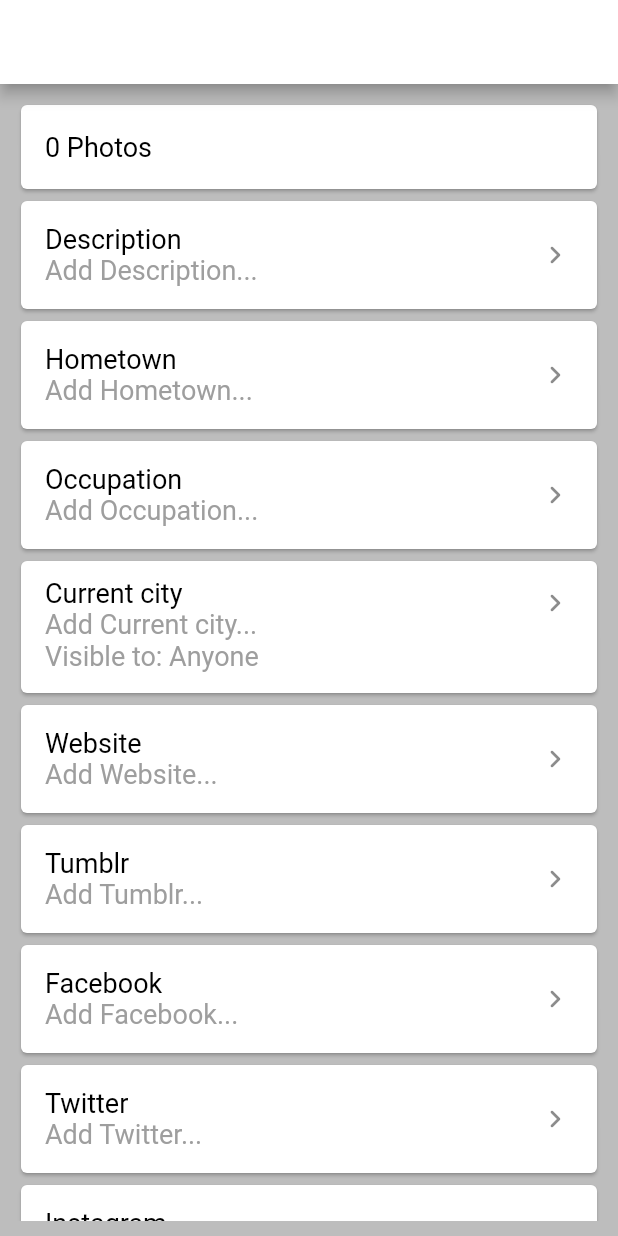
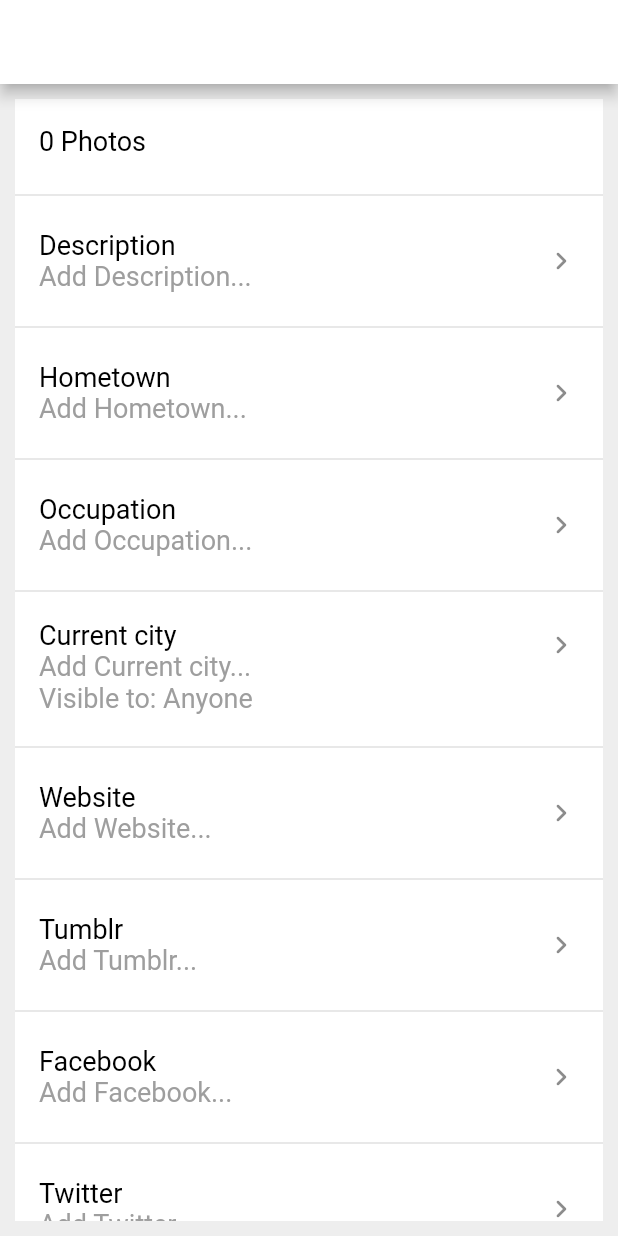
Before and after one commit to AyaAbdulwahab/flickr_android_team, a Flutter app: the About screen opened directly, on a phone screen of 412 x 824 dp. Run offline on Flutter 3.47's test engine with Material 2 defaults, Android fonts, the phone set to English and light mode, and no system bars; our stand-ins replace email_validator, smooth_page_indicator; missing offline and left inert: g_captcha.

Commit message:
About modification

```diff
--- a/lib/Views/About.dart
+++ b/lib/Views/About.dart
@@ -21,30 +21,31 @@ class About extends StatefulWidget {
 
 class _About_testState extends State<About> {
   String occupation = 'Add Occupation... ';
+  String oc = 'Add Occupation... ';
   String description = 'Add Description... ';
+  String d = 'Add Description... ';
   String currentCity = 'Add Current city...';
   String hometown = 'Add Hometown...';
+  String h = 'Add Hometown...';
   String facebook = 'Add Facebook...';
+  String f = 'Add Facebook...';
   String instagram = 'Add Instagram...';
+  String i = 'Add Instagram...';
   String pinterest = 'Add Pinterest...';
+  String p = 'Add Pinterest...';
   String tumblr = 'Add Tumblr...';
+  String t = 'Add Tumblr...';
   String twitter = 'Add Twitter...';
+  String tw = 'Add Twitter...';
   String website = 'Add Website...';
+  String w = 'Add Website...';
   String visibleTo = 'Anyone';
+  String v = 'Anyone';
   String visibleToEmail = 'Anyone';
   String email = 'Aalaasalaheldin.99@gmail.com';
-  String oc;
-  String v;
-  String d;
-  String h;
-  String f;
-  String i;
-  String p;
-  String t;
-  String tw;
-  String w;
+  String dateJoined = 'May 21';
 
-  List<String> data = ['', ''];
+  List<String> data = ['Add Current city...', 'Anyone'];
 
   @override
   Widget build(BuildContext context) {
@@ -55,21 +56,24 @@ class _About_testState extends State<About> {
         ),
         body: SafeArea(
           child: Container(
-            color: Colors.grey[400],
+            color: Colors.grey[200],
             child: Padding(
               padding: const EdgeInsets.all(10.0),
+              child: Container(
+                color: Colors.white,
                 child: ListView(
                   children: <Widget>[
-                  Card(
-                    child: ListTile(
+                     ListTile(
                         title: Text(
                           '0 Photos',
                           style: TextStyle(fontSize: 18.0, color: Colors.black),
                         ),
                       ),
+                    Divider(
+                      color: Colors.grey[300],
+                      thickness: 1.0,
                     ),
-                  Card(
-                    child: ListTile(
+                    ListTile(
                           title: Text(
                             'Description',
                             style: TextStyle(fontSize: 18.0, color: Colors.black),
@@ -95,9 +99,11 @@ class _About_testState extends State<About> {
                               },
                             );
                           }),
+                    Divider(
+                      color: Colors.grey[300],
+                      thickness: 1.0,
                     ),
-                  Card(
-                    child: ListTile(
+                     ListTile(
                           title: Text(
                             'Hometown',
                             style: TextStyle(fontSize: 18.0, color: Colors.black),
@@ -123,9 +129,11 @@ class _About_testState extends State<About> {
                               },
                             );
                           }),
+                    Divider(
+                      color: Colors.grey[300],
+                      thickness: 1.0,
                     ),
-                  Card(
-                    child: ListTile(
+                    ListTile(
                           title: Text(
                             'Occupation',
                             style: TextStyle(fontSize: 18.0, color: Colors.black),
@@ -151,9 +159,11 @@ class _About_testState extends State<About> {
                               },
                             );
                           }),
+                    Divider(
+                      color: Colors.grey[300],
+                      thickness: 1.0,
                     ),
-                  Card(
-                      child: ListTile(
+                    ListTile(
                       isThreeLine: true,
                       title: Text(
                         'Current city',
@@ -170,8 +180,8 @@ class _About_testState extends State<About> {
                             context,
                             MaterialPageRoute(
                               builder: (context) => CurrentCity(
-                                  currentCity: currentCity,
-                                  visibleTo: visibleTo)),
+                                  currentCity: currentCity, visibleTo: visibleTo),
+                            ),
                           ));
                           setState(() {
                             currentCity = data[0];
@@ -179,9 +189,12 @@ class _About_testState extends State<About> {
                           });
                         });
                       },
-                  )),
-                  Card(
-                    child: ListTile(
+                    ),
+                    Divider(
+                      color: Colors.grey[300],
+                      thickness: 1.0,
+                    ),
+                    ListTile(
                           title: Text(
                             'Website',
                             style: TextStyle(fontSize: 18.0, color: Colors.black),
@@ -207,9 +220,11 @@ class _About_testState extends State<About> {
                               },
                             );
                           }),
+                    Divider(
+                      color: Colors.grey[300],
+                      thickness: 1.0,
                     ),
-                  Card(
-                    child: ListTile(
+                    ListTile(
                           title: Text(
                             'Tumblr',
                             style: TextStyle(fontSize: 18.0, color: Colors.black),
@@ -235,9 +250,11 @@ class _About_testState extends State<About> {
                               },
                             );
                           }),
+                    Divider(
+                      color: Colors.grey[300],
+                      thickness: 1.0,
                     ),
-                  Card(
-                    child: ListTile(
+                    ListTile(
                           title: Text(
                             'Facebook',
                             style: TextStyle(fontSize: 18.0, color: Colors.black),
@@ -263,9 +280,11 @@ class _About_testState extends State<About> {
                               },
                             );
                           }),
+                    Divider(
+                      color: Colors.grey[300],
+                      thickness: 1.0,
                     ),
-                  Card(
-                    child: ListTile(
+                    ListTile(
                           title: Text(
                             'Twitter',
                             style: TextStyle(fontSize: 18.0, color: Colors.black),
@@ -291,9 +310,11 @@ class _About_testState extends State<About> {
                               },
                             );
                           }),
+                    Divider(
+                      color: Colors.grey[300],
+                      thickness: 1.0,
                     ),
-                  Card(
-                    child: ListTile(
+                     ListTile(
                           title: Text(
                             'Instagram',
                             style: TextStyle(fontSize: 18.0, color: Colors.black),
@@ -319,9 +340,11 @@ class _About_testState extends State<About> {
                               },
                             );
                           }),
+                    Divider(
+                      color: Colors.grey[300],
+                      thickness: 1.0,
                     ),
-                  Card(
-                    child: ListTile(
+                    ListTile(
                           title: Text(
                             'Pinterest',
                             style: TextStyle(fontSize: 18.0, color: Colors.black),
@@ -347,9 +370,11 @@ class _About_testState extends State<About> {
                               },
                             );
                           }),
+                    Divider(
+                      color: Colors.grey[300],
+                      thickness: 1.0,
                     ),
-                  Card(
-                    child: ListTile(
+                    ListTile(
                         isThreeLine: true,
                         title: Text(
                           'Email',
@@ -376,20 +401,26 @@ class _About_testState extends State<About> {
                           });
                         },
                       ),
+                    Divider(
+                      color: Colors.grey[300],
+                      thickness: 1.0,
                     ),
-                  Card(
-                    child: ListTile(
+                     ListTile(
                         title: Text(
                           'Date Joined',
                           style: TextStyle(fontSize: 18.0, color: Colors.black),
                         ),
                         subtitle: Text(
-                        'Month Year',
+                          dateJoined,
                           style: TextStyle(fontSize: 18.0, color: Colors.grey),
                         ),
                       ),
+                    Divider(
+                      color: Colors.grey[300],
+                      thickness: 1.0,
                     ),
                   ],
+                ),
               ),
             ),
           ),
--- a/lib/Views/current_city.dart
+++ b/lib/Views/current_city.dart
@@ -58,8 +58,11 @@ class _State extends State<CurrentCity> {
                     if (button == 'Edit') {
                       check = true;
                       button = 'Done';
-                    } else {
-                      widget.currentCity = changed;
+                    }
+                    else {
+                      if (changed != null) {
+                        widget.currentCity = changed;
+                      }
                       check = false;
                       button = 'Edit';
                     }
--- a/lib/Views/description.dart
+++ b/lib/Views/description.dart
@@ -54,7 +54,10 @@ class _State extends State<Description> {
                     }
                     else
                     {
-                      widget.description = changed;
+                      if(changed!=null)
+                        {
+                          widget.description = changed;
+                        }
                       check = false;
                       button = 'Edit';
                     }
--- a/lib/Views/facebook.dart
+++ b/lib/Views/facebook.dart
@@ -54,7 +54,9 @@ class _State extends State<Facebook> {
                     }
                     else
                     {
+                    if (changed != null) {
                       widget.facebook = changed;
+                    }
                       check = false;
                       button = 'Edit';
                     }
--- a/lib/Views/hometown.dart
+++ b/lib/Views/hometown.dart
@@ -54,7 +54,9 @@ class _State extends State<Hometown> {
                     }
                     else
                     {
+                    if (changed != null) {
                       widget.hometown = changed;
+                    }
                       check = false;
                       button = 'Edit';
                     }
--- a/lib/Views/instagram.dart
+++ b/lib/Views/instagram.dart
@@ -54,7 +54,9 @@ class _State extends State<Instagram> {
                     }
                     else
                     {
+                    if (changed != null) {
                       widget.instagram = changed;
+                    }
                       check = false;
                       button = 'Edit';
                     }
--- a/lib/Views/occupation.dart
+++ b/lib/Views/occupation.dart
@@ -54,7 +54,9 @@ class _State extends State<Occupation> {
                     }
                     else
                       {
-                      widget.occupation = changed;
+                      if (changed != null) {
+                        widget.occupation = changed;
+                      }
                       check = false;
                       button = 'Edit';
                     }
--- a/lib/Views/pinterest.dart
+++ b/lib/Views/pinterest.dart
@@ -54,7 +54,9 @@ class _State extends State<Pinterest> {
                     }
                     else
                     {
+                    if (changed != null) {
                       widget.pinterest = changed;
+                    }
                       check = false;
                       button = 'Edit';
                     }
--- a/lib/Views/tumblr.dart
+++ b/lib/Views/tumblr.dart
@@ -54,7 +54,9 @@ class _State extends State<Tumblr> {
                     }
                     else
                     {
+                    if (changed != null) {
                       widget.tumblr = changed;
+                    }
                       check = false;
                       button = 'Edit';
                     }
--- a/lib/Views/twitter.dart
+++ b/lib/Views/twitter.dart
@@ -54,7 +54,9 @@ class _State extends State<Twitter> {
                     }
                     else
                     {
+                    if (changed != null) {
                       widget.twitter = changed;
+                    }
                       check = false;
                       button = 'Edit';
                     }
--- a/lib/Views/website.dart
+++ b/lib/Views/website.dart
@@ -54,7 +54,9 @@ class _State extends State<Website> {
                     }
                     else
                     {
+                    if (changed != null) {
                       widget.website = changed;
+                    }
                       check = false;
                       button = 'Edit';
                     }
--- a/lib/Views/welcome_page.dart
+++ b/lib/Views/welcome_page.dart
@@ -146,6 +146,7 @@ class GetStarted extends StatelessWidget {
                         dotColor: Colors.grey,
                         activeDotColor: Colors.white),
                     onDotClicked: (index) => _controller.animateToPage(index,
+                        // curve: Interval(),
                         duration: Duration(milliseconds: 100)),
                   ), // your preferred effect
                   // onDotClicked: (index){
--- a/lib/main.dart
+++ b/lib/main.dart
@@ -27,7 +27,7 @@ class MyApp extends StatelessWidget {
         // is not restarted.
         primarySwatch: Colors.blue,
       ),
-      home: GetStarted(),
+      home: About(),
     );
   }
 }
```
Lines whose indentation alone changed are shown as unchanged.
